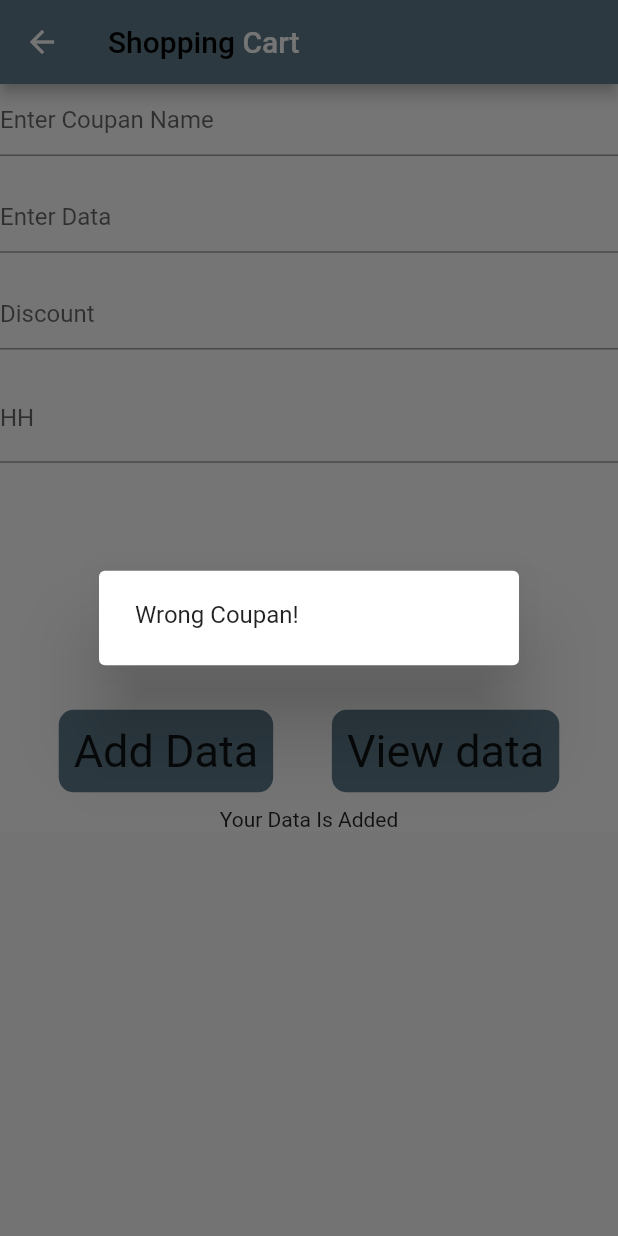
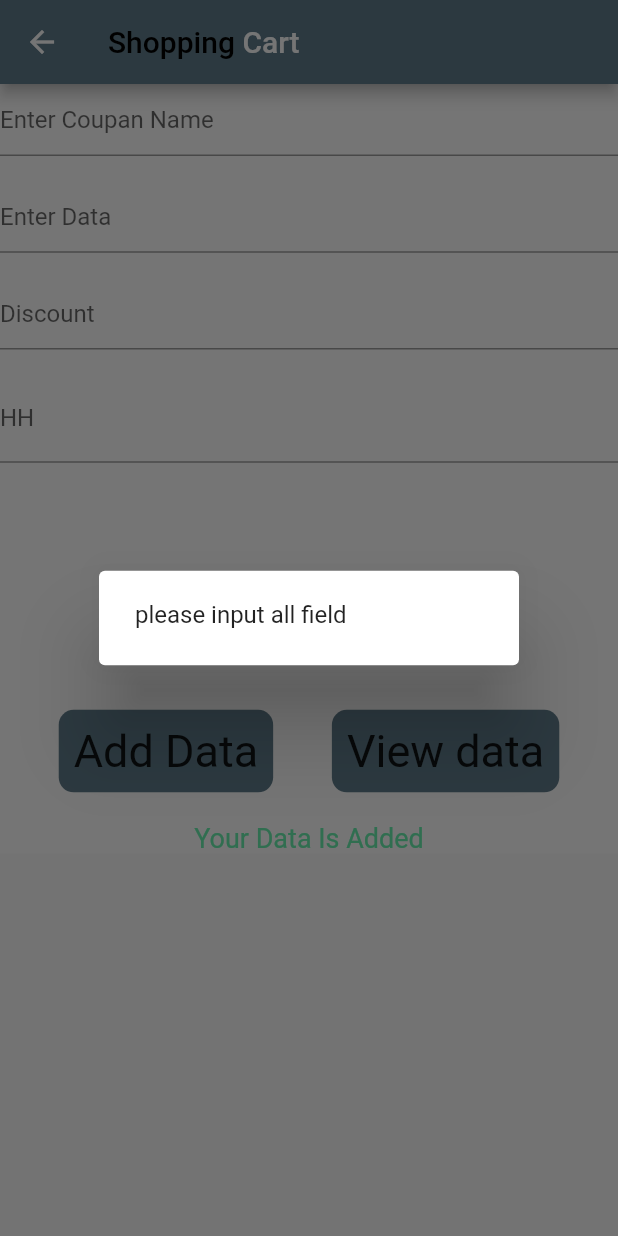
Before and after one commit to tushar242408/Flutter_ApplyCoupon_Firebase, a Flutter app: the Add screen opened directly, after a tap on "Add Data", on a phone screen of 412 x 824 dp. Run offline on Flutter 3.47's test engine with Material 2 defaults, Android fonts, the phone set to English and light mode, and no system bars; our stand-ins replace cloud_firestore, firebase_core; accounts and stored records are empty; network calls fail.

```diff
--- a/lib/Add_data.dart
+++ b/lib/Add_data.dart
@@ -128,7 +128,7 @@ print(date);
                     Navigator.pushReplacement(context, MaterialPageRoute(builder: (context)=>Add(a:"Your Data Is Added")));
                   }else{
                     AlertDialog dialog=AlertDialog(
-                      content: new Text("Wrong Coupan!"),
+                      content: new Text("please input all field"),
                     );
                     showDialog(context:context,child:dialog);
                   }
@@ -158,8 +158,8 @@ print(date);
             ],
           ),
 
-              SizedBox(height: 10),
-              Text("${widget.a}"),
+              SizedBox(height: 20),
+              Text("${widget.a}",style:TextStyle(fontSize:18,color:Colors.greenAccent)),
         ]),
 
 
```
